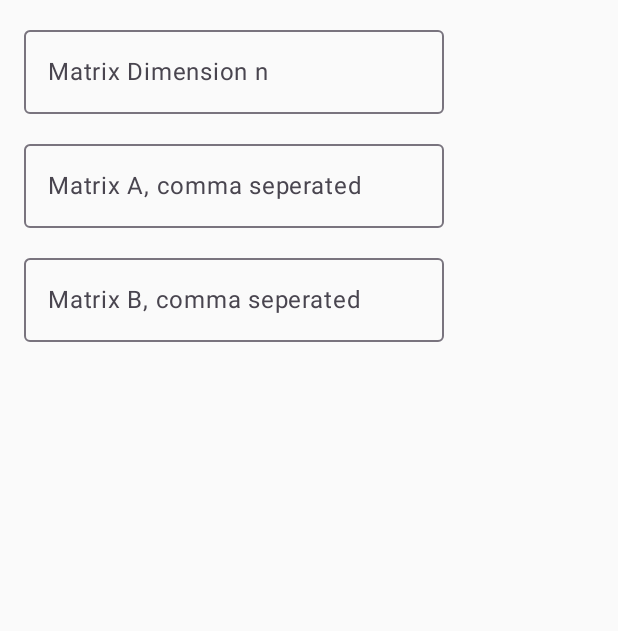
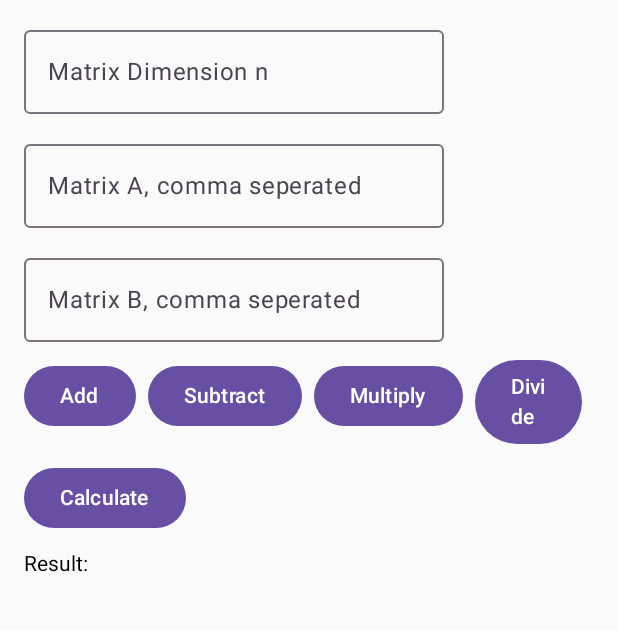
Before and after one commit to yashrajput25/matrix_calculator, an Android app built with Jetpack Compose: the screen it shows after launch (MainActivity), on a phone screen of 412 x 824 dp, the part 63-694 px from its top. Run offline under Robolectric (Android 15) with nearby library versions, the phone set to English and light mode, and no system bars; 1 statement that could not run was skipped.

Commit message:
UI settled for the application

```diff
--- a/app/src/main/java/com/example/matrix_calculator/MainActivity.kt
+++ b/app/src/main/java/com/example/matrix_calculator/MainActivity.kt
@@ -5,11 +5,13 @@ import androidx.activity.ComponentActivity
 import androidx.activity.compose.setContent
 import androidx.activity.enableEdgeToEdge
 import androidx.compose.foundation.layout.Column
+import androidx.compose.foundation.layout.Row
 import androidx.compose.foundation.layout.Spacer
 import androidx.compose.foundation.layout.fillMaxSize
 import androidx.compose.foundation.layout.height
 import androidx.compose.foundation.layout.padding
 import androidx.compose.foundation.text.KeyboardOptions
+import androidx.compose.material3.Button
 import androidx.compose.material3.OutlinedTextField
 import androidx.compose.material3.Scaffold
 import androidx.compose.material3.Text
@@ -76,6 +78,30 @@ fun MatrixCalculatorUI(){
                 label = { Text("Matrix B, comma seperated") }
             )
 
+            Spacer(modifier = Modifier.height(12.dp))
+
+            Row {
+                listOf("Add", "Subtract", "Multiply" , "Divide").forEach{
+                    Button(
+                        onClick = {selectedOp = it},
+                        modifier = Modifier.padding(end = 8.dp)
+                    ) {
+                        Text(it)
+                    }
+                }
+            }
+            Spacer(modifier = Modifier.height(12.dp))
+
+            Button(onClick = {
+                // call native function
+
+            }) {
+                Text("Calculate")
+            }
+
+            Spacer(modifier = Modifier.height(12.dp))
+            Text("Result: $result")
+
 
 
         }
```
